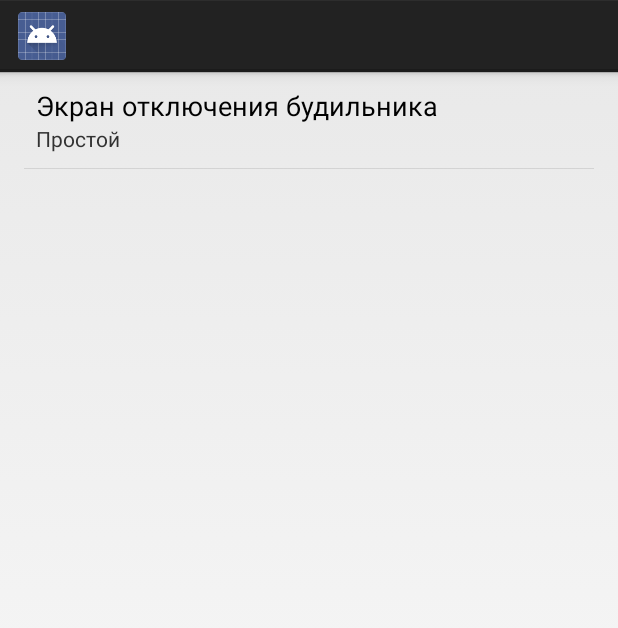
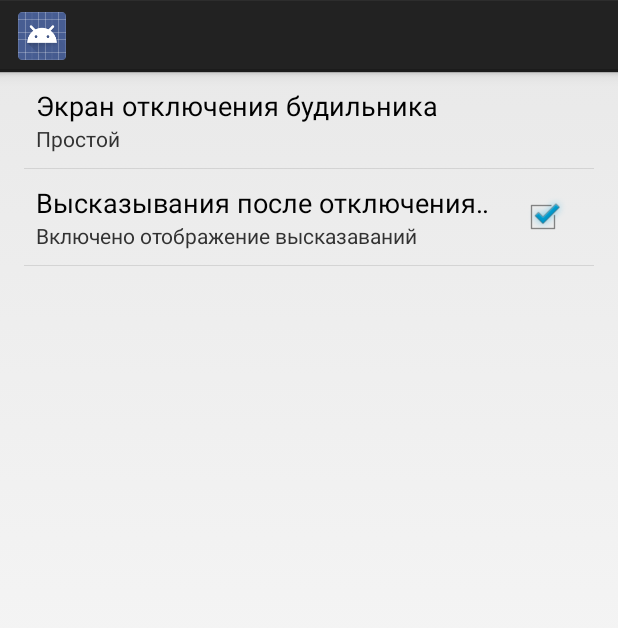
Before and after one commit to CodOndinnonk/WakeUp, an Android app: the screen it shows after launch (PreferenceUser), in the options menu, after a tap on "Настройки", on a phone screen of 412 x 824 dp. Shown: the top 628 px of the screen. Run offline under Robolectric (Android 15) with nearby library versions, the phone set to English and light mode, and no system bars.

Commit message:
добавлена настройка (вкл/выкл) высказываний
Если нету ен высказывания, ни контента, то не отображается последний
экран. Пофиксен баг с создание мескольких будильников на одно время.
Сделана пауза звонка на 2 сек при нажатии на кнопу, в Математическом
экране.

```diff
--- a/app/src/main/java/com/wakeup/PreferenceUser.java
+++ b/app/src/main/java/com/wakeup/PreferenceUser.java
@@ -1,6 +1,7 @@
 package com.wakeup;
 
 
+import android.preference.CheckBoxPreference;
 import android.preference.ListPreference;
 
 import android.preference.PreferenceActivity;
@@ -11,6 +12,7 @@ import android.util.Log;
 
 public class PreferenceUser extends PreferenceActivity {
     ListPreference  listLoc;
+    CheckBoxPreference checkBoxProverb;
     final String myLog = "myLog";
     String[] namesOfLocActivities;
 
@@ -22,6 +24,7 @@ public class PreferenceUser extends PreferenceActivity {
         addPreferencesFromResource(R.xml.preference);
            Log.d(myLog, "PreferenceUser onCreate ");
            listLoc = (ListPreference)findPreference("listLocActivity");
+           checkBoxProverb = (CheckBoxPreference)findPreference("proverbCheckBox");
            namesOfLocActivities = getResources().getStringArray(R.array.entriesLoc);
 
            chackForFirstStart();
@@ -41,6 +44,7 @@ public class PreferenceUser extends PreferenceActivity {
     public void chackForFirstStart(){//задаем отображение выбраных параметров
         if(listLoc.getValue() == null){//если небыло выбрано настроек ранее, ставим дефолтовые значения
             listLoc.setValue(namesOfLocActivities[0]);
+            checkBoxProverb.setChecked(true);
         }else {
             setSumarys();
         }
--- a/app/src/main/res/values/strings.xml
+++ b/app/src/main/res/values/strings.xml
@@ -25,6 +25,13 @@
     <string name="loc">Экран отключения будильника</string>
     <string name="to_off_arithmetic_loc">Для отключения будильника решите пример</string>
     <string name="close">Закрыть</string>
+    <string name="descripnionOnProverb">Включено отображение высказаваний</string>
+    <string name="descripnionOffProverb">Выключено отображение высказаваний</string>
+    <string name="keyListLocActivity">listLocActivity</string>
+    <string name="proverbCheckBox">Высказывания после отключения будильника</string>
+    <string name="keyProverbCheckBox">proverbCheckBox</string>
+    <string name="alarmAlreadyExisted">Будильник на заданное время уже существует</string>
+    <string name="changesSaved">Изменения сохранены</string>
 
 
 </resources>
--- a/app/src/main/res/xml/preference.xml
+++ b/app/src/main/res/xml/preference.xml
@@ -6,10 +6,17 @@
     <ListPreference
         android:entries="@array/entriesLoc"
         android:entryValues="@array/entriesLoc"
-        android:key="listLocActivity"
+        android:key="@string/keyListLocActivity"
         android:title="@string/loc"
         android:layout_width="wrap_content"
         android:layout_height="wrap_content">
     </ListPreference>
 
+    <CheckBoxPreference
+        android:key="@string/keyProverbCheckBox"
+        android:summaryOff="@string/descripnionOffProverb"
+        android:summaryOn="@string/descripnionOnProverb"
+        android:title="@string/proverbCheckBox">
+    </CheckBoxPreference>
+
 </PreferenceScreen>
```
Also changed, not shown: app/src/main/AndroidManifest.xml (+10 -2 lines), app/src/main/java/com/wakeup/LocActivityArithmetic.java (+8 -7 lines), app/src/main/java/com/wakeup/LocActivityHelper.java (+22 -2 lines), app/src/main/java/com/wakeup/Ring.java (+12 -0 lines), app/src/main/java/com/wakeup/ShowAlarm.java (+42 -2 lines), app/src/main/java/com/wakeup/ShowContent.java (+20 -4 lines), app/src/main/res/layout/activity_show_content.xml (+11 -2 lines), 39 other files.
